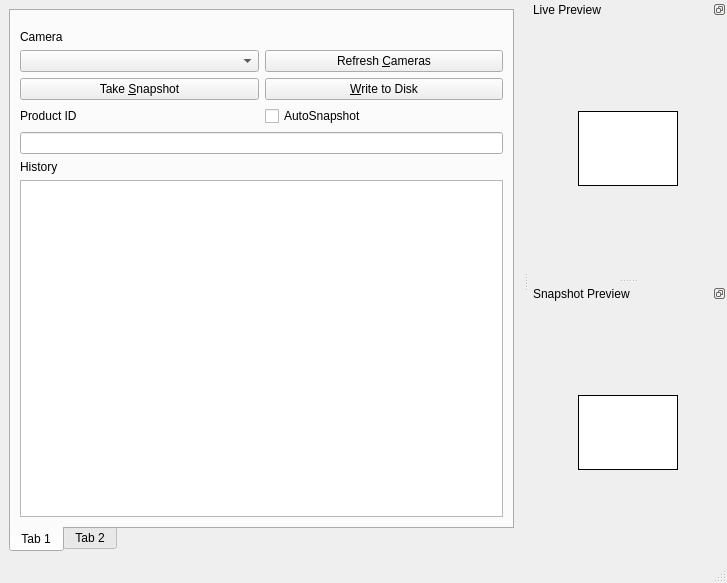
The window that scanwindow.ui (wolfpackmars2/inventory_gui) describes before a commit, drawn with Qt 5.
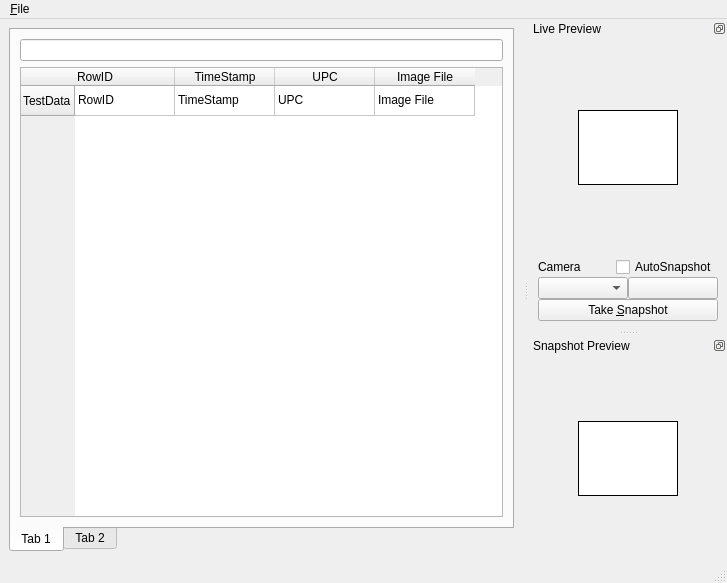
The same window after the commit. Icons and pictures are not drawn.

```diff
--- a/scanwindow.ui
+++ b/scanwindow.ui
@@ -27,106 +27,63 @@
        <attribute name="title">
         <string>Tab 1</string>
        </attribute>
-       <layout class="QVBoxLayout" name="verticalLayout">
-        <item>
-         <layout class="QVBoxLayout" name="verticalLayout_6">
-          <property name="topMargin">
-           <number>10</number>
-          </property>
-          <item>
-           <layout class="QVBoxLayout" name="verticalLayout_5">
-            <item>
-             <layout class="QVBoxLayout" name="verticalLayout_4">
-              <item>
-               <widget class="QLabel" name="label_3">
-                <property name="text">
-                 <string>Camera</string>
-                </property>
-                <property name="buddy">
-                 <cstring>cmbCamera</cstring>
-                </property>
-               </widget>
-              </item>
-              <item>
-               <layout class="QHBoxLayout" name="horizontalLayout_2">
-                <item>
-                 <widget class="QComboBox" name="cmbCamera"/>
-                </item>
-                <item>
-                 <widget class="QPushButton" name="btnRefreshCameras">
-                  <property name="text">
-                   <string>Refresh &amp;Cameras</string>
-                  </property>
-                 </widget>
-                </item>
-               </layout>
-              </item>
-             </layout>
-            </item>
-            <item>
-             <layout class="QHBoxLayout" name="horizontalLayout">
-              <item>
-               <widget class="QPushButton" name="btnTakePhoto">
-                <property name="text">
-                 <string>Take &amp;Snapshot</string>
-                </property>
-               </widget>
-              </item>
-              <item>
-               <widget class="QPushButton" name="btnWrite">
-                <property name="text">
-                 <string>&amp;Write to Disk</string>
-                </property>
-               </widget>
-              </item>
-             </layout>
-            </item>
-           </layout>
-          </item>
+       <layout class="QVBoxLayout" name="verticalLayout_3">
           <item>
            <layout class="QVBoxLayout" name="verticalLayout_2">
-            <item>
-             <layout class="QHBoxLayout" name="horizontalLayout_4">
-              <item>
-               <widget class="QLabel" name="label">
-                <property name="text">
-                 <string>Product ID</string>
-                </property>
-                <property name="buddy">
-                 <cstring>txtInput</cstring>
-                </property>
-               </widget>
-              </item>
-              <item>
-               <widget class="QCheckBox" name="checkBox">
-                <property name="text">
-                 <string>AutoSnapshot</string>
-                </property>
-               </widget>
-              </item>
-             </layout>
-            </item>
             <item>
              <widget class="QLineEdit" name="txtInput"/>
             </item>
-           </layout>
-          </item>
           <item>
-           <layout class="QVBoxLayout" name="verticalLayout_3">
-            <item>
-             <widget class="QLabel" name="label_2">
+           <widget class="QTableWidget" name="tblData">
+            <row>
               <property name="text">
-               <string>History</string>
-              </property>
-              <property name="buddy">
-               <cstring>txtHistory</cstring>
-              </property>
-             </widget>
-            </item>
-            <item>
-             <widget class="QTextEdit" name="txtHistory"/>
-            </item>
-           </layout>
+              <string>TestData</string>
+             </property>
+            </row>
+            <column>
+             <property name="text">
+              <string>RowID</string>
+             </property>
+             <property name="textAlignment">
+              <set>AlignLeft|AlignVCenter</set>
+             </property>
+            </column>
+            <column>
+             <property name="text">
+              <string>TimeStamp</string>
+             </property>
+            </column>
+            <column>
+             <property name="text">
+              <string>UPC</string>
+             </property>
+            </column>
+            <column>
+             <property name="text">
+              <string>Image File</string>
+             </property>
+            </column>
+            <item row="0" column="0">
+             <property name="text">
+              <string>RowID</string>
+             </property>
+            </item>
+            <item row="0" column="1">
+             <property name="text">
+              <string>TimeStamp</string>
+             </property>
+            </item>
+            <item row="0" column="2">
+             <property name="text">
+              <string>UPC</string>
+             </property>
+            </item>
+            <item row="0" column="3">
+             <property name="text">
+              <string>Image File</string>
+             </property>
+            </item>
+           </widget>
           </item>
          </layout>
         </item>
@@ -150,6 +107,13 @@
      <height>27</height>
     </rect>
    </property>
+   <widget class="QMenu" name="menu_File">
+    <property name="title">
+     <string>&amp;File</string>
+    </property>
+    <addaction name="actionSelect_Database"/>
+   </widget>
+   <addaction name="menu_File"/>
   </widget>
   <widget class="QStatusBar" name="statusbar"/>
   <widget class="QDockWidget" name="dockLivePreview">
@@ -163,7 +127,14 @@
     <number>2</number>
    </attribute>
    <widget class="QWidget" name="dockWidgetContents">
-    <layout class="QGridLayout" name="gridLayout">
+    <layout class="QVBoxLayout" name="verticalLayout_6">
+     <item>
+      <layout class="QVBoxLayout" name="verticalLayout">
+       <property name="spacing">
+        <number>5</number>
+       </property>
+       <item>
+        <layout class="QGridLayout" name="livePreviewLayout">
      <item row="0" column="1">
       <spacer name="verticalSpacer">
        <property name="orientation">
@@ -681,6 +652,66 @@
       </spacer>
      </item>
     </layout>
+       </item>
+       <item>
+        <layout class="QVBoxLayout" name="verticalLayout_4">
+         <property name="spacing">
+          <number>0</number>
+         </property>
+         <property name="topMargin">
+          <number>5</number>
+         </property>
+         <item>
+          <layout class="QHBoxLayout" name="horizontalLayout">
+           <item>
+            <widget class="QLabel" name="label_3">
+             <property name="text">
+              <string>Camera</string>
+             </property>
+             <property name="buddy">
+              <cstring>cmbCamera</cstring>
+             </property>
+            </widget>
+           </item>
+           <item>
+            <widget class="QCheckBox" name="chkAutoSnapshot">
+             <property name="text">
+              <string>AutoSnapshot</string>
+             </property>
+            </widget>
+           </item>
+          </layout>
+         </item>
+         <item>
+          <layout class="QHBoxLayout" name="horizontalLayout_2">
+           <item>
+            <widget class="QComboBox" name="cmbCamera"/>
+           </item>
+           <item>
+            <widget class="QPushButton" name="btnRefreshCameras">
+             <property name="text">
+              <string/>
+             </property>
+             <property name="icon">
+              <iconset>
+               <normaloff>ui/img/reload-2x.png</normaloff>ui/img/reload-2x.png</iconset>
+             </property>
+            </widget>
+           </item>
+          </layout>
+         </item>
+         <item>
+          <widget class="QPushButton" name="btnTakePhoto">
+           <property name="text">
+            <string>Take &amp;Snapshot</string>
+           </property>
+          </widget>
+         </item>
+        </layout>
+       </item>
+      </layout>
+     </item>
+    </layout>
    </widget>
   </widget>
   <widget class="QDockWidget" name="dockSnapshotPreview">
```
Left out of the diff: 5 changed lines with no effect on the pictures. Lines whose indentation alone changed are shown as unchanged.
